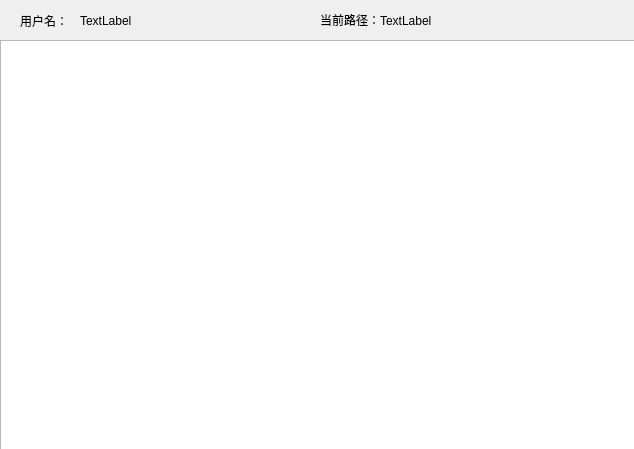
20143717/document_system_os, file document_system_os/file_system.ui: the form before one commit.
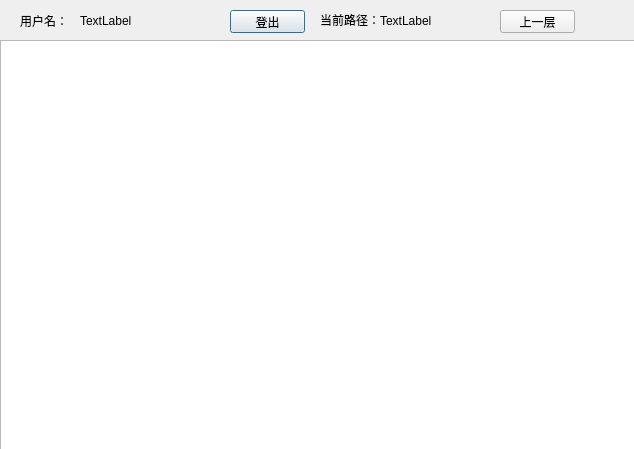
The form after the commit.

Patch:
```diff
--- a/document_system_os/file_system.ui
+++ b/document_system_os/file_system.ui
@@ -31,7 +31,7 @@
     <rect>
      <x>80</x>
      <y>10</y>
-     <width>221</width>
+     <width>141</width>
      <height>21</height>
     </rect>
    </property>
@@ -57,7 +57,7 @@
     <rect>
      <x>380</x>
      <y>10</y>
-     <width>251</width>
+     <width>111</width>
      <height>21</height>
     </rect>
    </property>
@@ -75,6 +75,32 @@
     </rect>
    </property>
   </widget>
+  <widget class="QPushButton" name="pushButton">
+   <property name="geometry">
+    <rect>
+     <x>230</x>
+     <y>10</y>
+     <width>75</width>
+     <height>23</height>
+    </rect>
+   </property>
+   <property name="text">
+    <string>登出</string>
+   </property>
+  </widget>
+  <widget class="QPushButton" name="pushButton_2">
+   <property name="geometry">
+    <rect>
+     <x>500</x>
+     <y>10</y>
+     <width>75</width>
+     <height>23</height>
+    </rect>
+   </property>
+   <property name="text">
+    <string>上一层</string>
+   </property>
+  </widget>
  </widget>
  <resources/>
  <connections/>
```
